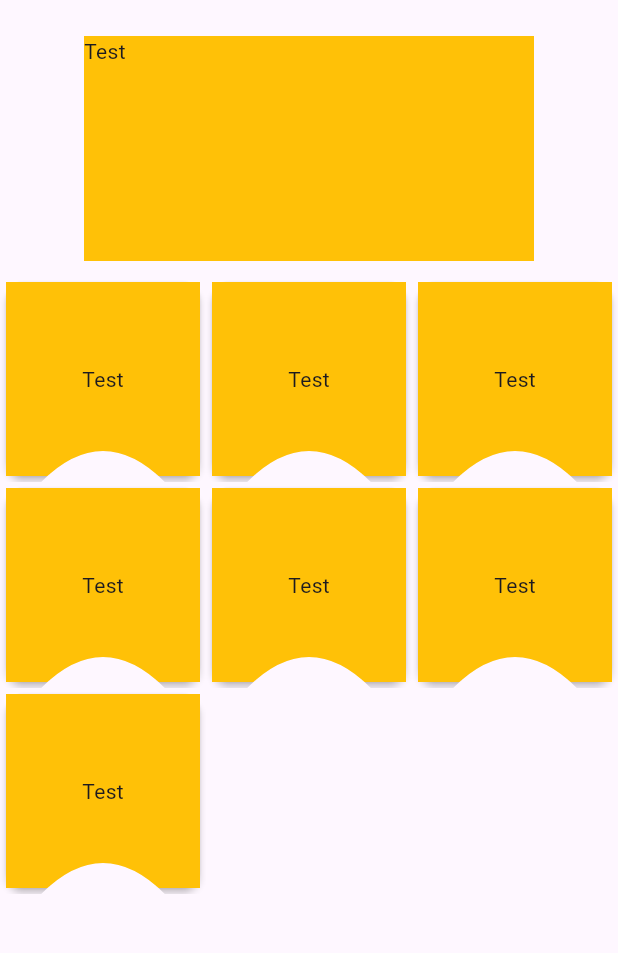
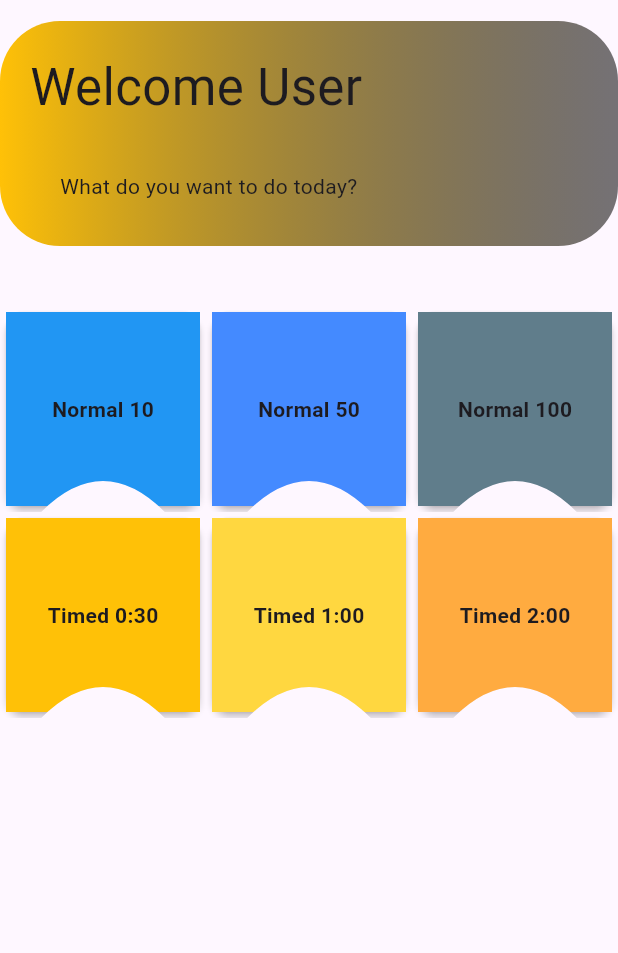
Before and after one commit to soulandbone/der_die_das, a Flutter app: the screen it shows after launch, on a phone screen of 412 x 824 dp, the part 63-1016 px from its top. Run offline on Flutter 3.47's test engine with Material 3 defaults, Android fonts, the phone set to English and light mode, and no system bars; our stand-ins replace bloc, cloud_firestore, firebase_core, flex_color_scheme, flutter_bloc, gap and 2 more; accounts and stored records are empty; statements that could not run were skipped.

Commit message:
Advanced in the Menu Landing page

```diff
--- a/lib/presentation/screens/menu.dart
+++ b/lib/presentation/screens/menu.dart
@@ -1,6 +1,7 @@
 import 'package:der_die_das/presentation/widgets/options_menu.dart';
 import 'package:der_die_das/presentation/widgets/welcome_banner.dart';
 import 'package:flutter/material.dart';
+import 'package:gap/gap.dart';
 
 class MenuScreen extends StatelessWidget {
   const MenuScreen({super.key});
@@ -9,7 +10,9 @@ class MenuScreen extends StatelessWidget {
   Widget build(BuildContext context) {
     return Scaffold(
       appBar: AppBar(title: Text('Der,Die,Das')),
-      body: Column(children: [WelcomeBanner(), Expanded(child: OptionMenu())]),
+      body: Column(
+        children: [WelcomeBanner(), Gap(40), Expanded(child: OptionMenu())],
+      ),
     );
   }
 }
--- a/lib/presentation/widgets/optionMenuItem/option_menu_item.dart
+++ b/lib/presentation/widgets/optionMenuItem/option_menu_item.dart
@@ -2,17 +2,27 @@ import 'package:der_die_das/presentation/widgets/optionMenuItem/clipper/my_clipp
 import 'package:flutter/material.dart';
 
 class OptionMenuItem extends StatelessWidget {
-  const OptionMenuItem({required this.color, super.key});
+  const OptionMenuItem({required this.text, required this.color, super.key});
 
   final Color color;
+  final String text;
 
   @override
   Widget build(BuildContext context) {
-    return ClipPath(
-      clipper: MyClipper(),
-      child: Card(
-        elevation: 2,
-        child: Container(color: color, child: Center(child: Text('Test'))),
+    return InkWell(
+      splashColor: Colors.purple,
+      onTap: () {},
+      child: ClipPath(
+        clipper: MyClipper(),
+        child: Card(
+          elevation: 2,
+          child: Container(
+            color: color,
+            child: Center(
+              child: Text(text, style: TextStyle(fontWeight: FontWeight.bold)),
+            ),
+          ),
+        ),
       ),
     );
   }
--- a/lib/presentation/widgets/options_menu.dart
+++ b/lib/presentation/widgets/options_menu.dart
@@ -1,5 +1,22 @@
 import 'package:der_die_das/presentation/widgets/optionMenuItem/option_menu_item.dart';
 import 'package:flutter/material.dart';
+
+const List<String> texts = [
+  'Normal 10',
+  "Normal 50",
+  'Normal 100',
+  'Timed 0:30',
+  'Timed 1:00',
+  'Timed 2:00',
+];
+const List<Color> colors = [
+  Colors.blue,
+  Colors.blueAccent,
+  Colors.blueGrey,
+  Colors.amber,
+  Colors.amberAccent,
+  Colors.orangeAccent,
+];
 
 class OptionMenu extends StatelessWidget {
   const OptionMenu({super.key});
@@ -10,9 +27,9 @@ class OptionMenu extends StatelessWidget {
       gridDelegate: SliverGridDelegateWithFixedCrossAxisCount(
         crossAxisCount: 3,
       ),
-      itemCount: 7,
+      itemCount: 6,
       itemBuilder: (context, index) {
-        return OptionMenuItem(color: Colors.amber);
+        return OptionMenuItem(text: texts[index], color: colors[index]);
       },
     );
   }
--- a/lib/presentation/widgets/welcome_banner.dart
+++ b/lib/presentation/widgets/welcome_banner.dart
@@ -1,20 +1,38 @@
 import 'package:flutter/material.dart';
+import 'package:google_fonts/google_fonts.dart';
 
 class WelcomeBanner extends StatelessWidget {
   const WelcomeBanner({super.key});
 
   @override
   Widget build(BuildContext context) {
-    return ClipRRect(
-      borderRadius: BorderRadius.circular(40),
-      child: Container(
-        height: 150,
-        margin: EdgeInsets.symmetric(horizontal: 15, vertical: 10),
-        width: 300,
-        color: Colors.amber,
-        // padding: EdgeInsets.all(10),
-        child: Text('Test'),
-      ),
+    return Stack(
+      children: [
+        ClipRRect(
+          borderRadius: BorderRadius.circular(40),
+          child: Container(
+            height: 150,
+            width: double.infinity,
+            decoration: BoxDecoration(
+              gradient: LinearGradient(colors: [Colors.amber, Colors.black54]),
+            ),
+            // padding: EdgeInsets.all(10)
+          ),
+        ),
+        Positioned(
+          left: 20,
+          top: 20,
+          child: Text(
+            'Welcome User',
+            style: GoogleFonts.aBeeZee(textStyle: TextStyle(fontSize: 34)),
+          ),
+        ),
+        Positioned(
+          bottom: 30,
+          left: 40,
+          child: Text('What do you want to do today?'),
+        ),
+      ],
     );
   }
 }
```
